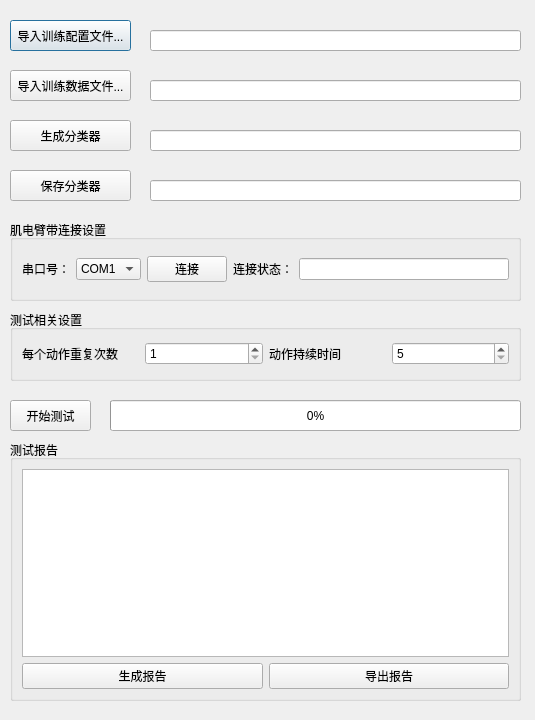
Before: the Qt Designer form GUI/TestModule.ui in brucelv1/TestModule, drawn with Qt 5.
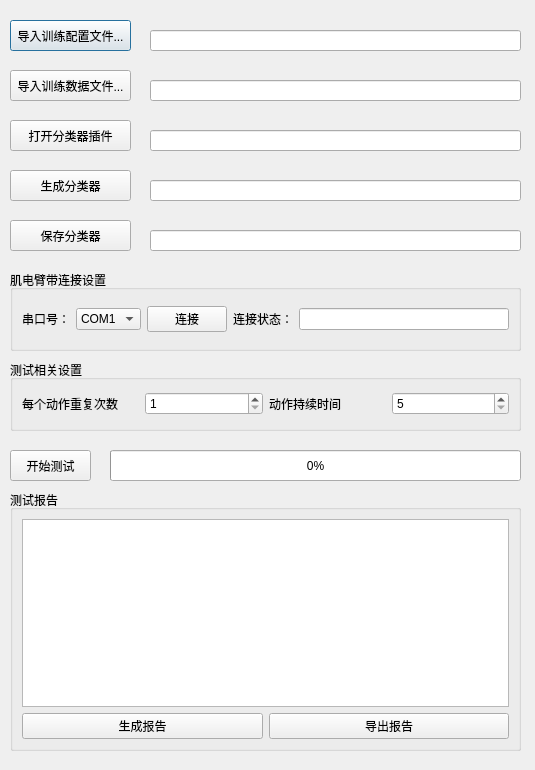
After: the same form once the commit is applied.

Commit message: add -- open plugin button

```diff
--- a/GUI/TestModule.ui
+++ b/GUI/TestModule.ui
@@ -7,19 +7,19 @@
     <x>0</x>
     <y>0</y>
     <width>535</width>
-    <height>720</height>
+    <height>770</height>
    </rect>
   </property>
   <property name="minimumSize">
    <size>
     <width>535</width>
-    <height>720</height>
+    <height>770</height>
    </size>
   </property>
   <property name="maximumSize">
    <size>
-    <width>535</width>
-    <height>720</height>
+    <width>770</width>
+    <height>10000</height>
    </size>
   </property>
   <property name="windowTitle">
@@ -81,7 +81,7 @@
    <property name="geometry">
     <rect>
      <x>10</x>
-     <y>120</y>
+     <y>170</y>
      <width>121</width>
      <height>31</height>
     </rect>
@@ -94,7 +94,7 @@
    <property name="geometry">
     <rect>
      <x>150</x>
-     <y>130</y>
+     <y>180</y>
      <width>371</width>
      <height>21</height>
     </rect>
@@ -104,7 +104,7 @@
    <property name="geometry">
     <rect>
      <x>10</x>
-     <y>220</y>
+     <y>270</y>
      <width>511</width>
      <height>81</height>
     </rect>
@@ -196,7 +196,7 @@
    <property name="geometry">
     <rect>
      <x>10</x>
-     <y>310</y>
+     <y>360</y>
      <width>511</width>
      <height>71</height>
     </rect>
@@ -249,7 +249,7 @@
    <property name="geometry">
     <rect>
      <x>10</x>
-     <y>400</y>
+     <y>450</y>
      <width>81</width>
      <height>31</height>
     </rect>
@@ -262,7 +262,7 @@
    <property name="geometry">
     <rect>
      <x>110</x>
-     <y>400</y>
+     <y>450</y>
      <width>411</width>
      <height>31</height>
     </rect>
@@ -275,7 +275,7 @@
    <property name="geometry">
     <rect>
      <x>10</x>
-     <y>440</y>
+     <y>490</y>
      <width>511</width>
      <height>261</height>
     </rect>
@@ -315,7 +315,7 @@
    <property name="geometry">
     <rect>
      <x>10</x>
-     <y>170</y>
+     <y>220</y>
      <width>121</width>
      <height>31</height>
     </rect>
@@ -328,7 +328,7 @@
    <property name="geometry">
     <rect>
      <x>150</x>
-     <y>180</y>
+     <y>230</y>
      <width>371</width>
      <height>21</height>
     </rect>
@@ -337,6 +337,29 @@
     <bool>true</bool>
    </property>
   </widget>
+  <widget class="QPushButton" name="BtnOpenPlugin">
+   <property name="geometry">
+    <rect>
+     <x>10</x>
+     <y>120</y>
+     <width>121</width>
+     <height>31</height>
+    </rect>
+   </property>
+   <property name="text">
+    <string>打开分类器插件</string>
+   </property>
+  </widget>
+  <widget class="QLineEdit" name="LEPluginStatus">
+   <property name="geometry">
+    <rect>
+     <x>150</x>
+     <y>130</y>
+     <width>371</width>
+     <height>21</height>
+    </rect>
+   </property>
+  </widget>
  </widget>
  <resources/>
  <connections/>
```
The commit also changes 1 other file.
